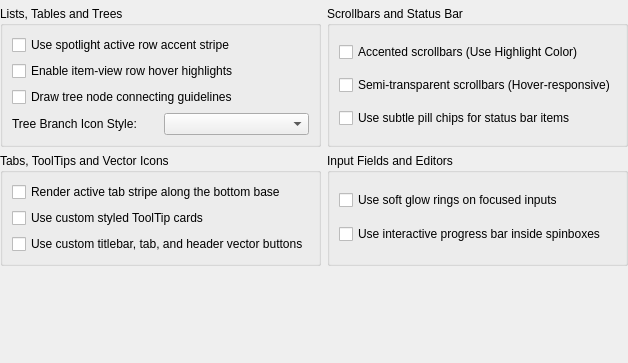
The window that librecad/src/ui/dialogs/settings/options_widget/pages/lc_settings_page_skin_controls.ui (sand1024/LibreCAD) describes before a commit, drawn with Qt 5.
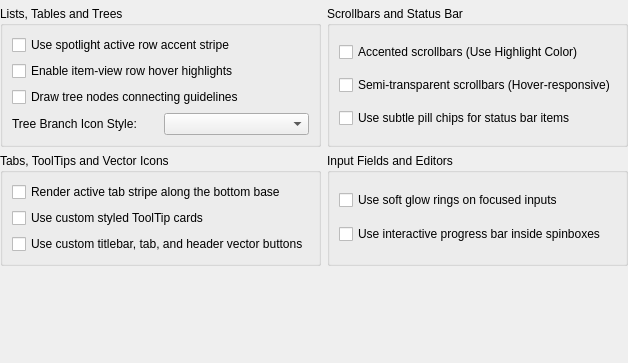
The same window after the commit. Custom widgets are drawn as their Qt base class.

The edit to the form file:
```diff
--- a/librecad/src/ui/dialogs/settings/options_widget/pages/lc_settings_page_skin_controls.ui
+++ b/librecad/src/ui/dialogs/settings/options_widget/pages/lc_settings_page_skin_controls.ui
@@ -75,7 +75,7 @@
          <string>Draw subtle guidelines linking child nodes to parents.</string>
         </property>
         <property name="text">
-         <string>Draw tree node connecting guidelines</string>
+         <string>Draw tree nodes connecting guidelines</string>
         </property>
        </widget>
       </item>
```
